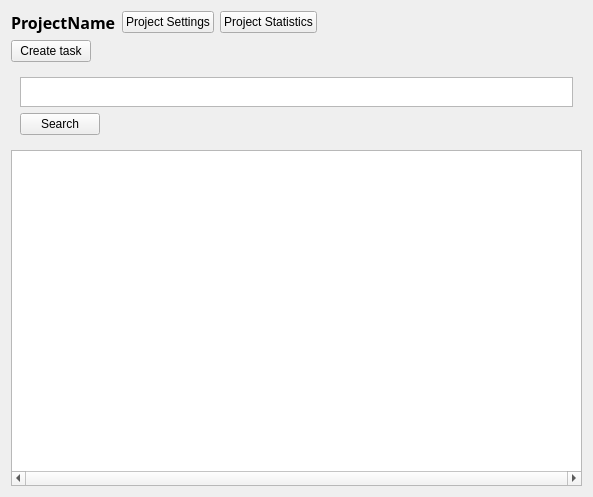
Qt form task-tracker-frontend/ProjectWidget.ui (Unkorunk/task-tracker) before a commit.
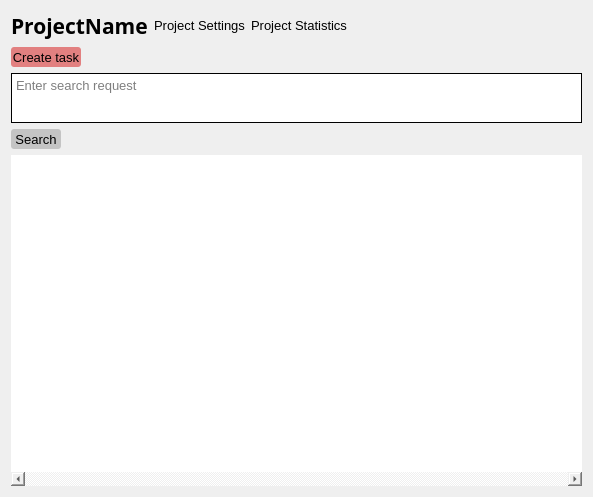
The same form after that commit.

Commit message: put styles in code from ui. Need fixes in sizes

The edit to the form file:
```diff
--- a/task-tracker-frontend/ProjectWidget.ui
+++ b/task-tracker-frontend/ProjectWidget.ui
@@ -27,7 +27,7 @@
        <property name="font">
         <font>
          <family>Rockwell Extra Bold</family>
-         <pointsize>12</pointsize>
+         <pointsize>16</pointsize>
          <weight>75</weight>
          <bold>true</bold>
         </font>
@@ -45,6 +45,14 @@
          <verstretch>0</verstretch>
         </sizepolicy>
        </property>
+       <property name="font">
+        <font>
+         <pointsize>10</pointsize>
+        </font>
+       </property>
+       <property name="styleSheet">
+        <string notr="true">border: none;</string>
+       </property>
        <property name="text">
         <string>Project Settings</string>
        </property>
@@ -58,6 +66,14 @@
          <verstretch>0</verstretch>
         </sizepolicy>
        </property>
+       <property name="font">
+        <font>
+         <pointsize>10</pointsize>
+        </font>
+       </property>
+       <property name="styleSheet">
+        <string notr="true">border: none;</string>
+       </property>
        <property name="text">
         <string>Project Statistics</string>
        </property>
@@ -85,6 +101,22 @@
     <layout class="QHBoxLayout" name="horizontalLayout_3">
      <item>
       <widget class="QPushButton" name="CreateTaskBtn">
+       <property name="minimumSize">
+        <size>
+         <width>70</width>
+         <height>20</height>
+        </size>
+       </property>
+       <property name="font">
+        <font>
+         <pointsize>10</pointsize>
+        </font>
+       </property>
+       <property name="styleSheet">
+        <string notr="true">border: none;
+background-color: rgb(226, 128, 128);
+border-radius: 3px;</string>
+       </property>
        <property name="text">
         <string>Create task</string>
        </property>
@@ -109,30 +141,11 @@
     </layout>
    </item>
    <item>
-    <widget class="QWidget" name="verticalWidget" native="true">
-     <property name="sizePolicy">
-      <sizepolicy hsizetype="Preferred" vsizetype="Minimum">
-       <horstretch>0</horstretch>
-       <verstretch>0</verstretch>
-      </sizepolicy>
-     </property>
-     <property name="minimumSize">
-      <size>
-       <width>0</width>
-       <height>20</height>
-      </size>
-     </property>
-     <property name="maximumSize">
-      <size>
-       <width>16777215</width>
-       <height>90</height>
-      </size>
-     </property>
-     <layout class="QGridLayout" name="gridLayout">
-      <item row="0" column="0">
+    <layout class="QVBoxLayout" name="verticalLayout_4">
+     <item>
        <widget class="QTextEdit" name="textEdit">
         <property name="sizePolicy">
-         <sizepolicy hsizetype="Expanding" vsizetype="Minimum">
+        <sizepolicy hsizetype="Expanding" vsizetype="Fixed">
           <horstretch>0</horstretch>
           <verstretch>0</verstretch>
          </sizepolicy>
@@ -140,18 +153,37 @@
         <property name="minimumSize">
          <size>
           <width>20</width>
-          <height>5</height>
+         <height>50</height>
          </size>
         </property>
         <property name="maximumSize">
          <size>
           <width>16777215</width>
-          <height>30</height>
-         </size>
-        </property>
-       </widget>
-      </item>
-      <item row="2" column="0">
+         <height>50</height>
+        </size>
+       </property>
+       <property name="font">
+        <font>
+         <pointsize>10</pointsize>
+        </font>
+       </property>
+       <property name="styleSheet">
+        <string notr="true">background-color: rgb(255, 255, 255);
+border: 1px solid black;</string>
+       </property>
+       <property name="html">
+        <string>&lt;!DOCTYPE HTML PUBLIC &quot;-//W3C//DTD HTML 4.0//EN&quot; &quot;http://www.w3.org/TR/REC-html40/strict.dtd&quot;&gt;
+&lt;html&gt;&lt;head&gt;&lt;meta name=&quot;qrichtext&quot; content=&quot;1&quot; /&gt;&lt;style type=&quot;text/css&quot;&gt;
+p, li { white-space: pre-wrap; }
+&lt;/style&gt;&lt;/head&gt;&lt;body style=&quot; font-family:'MS Shell Dlg 2'; font-size:10pt; font-weight:400; font-style:normal;&quot;&gt;
+&lt;p style=&quot;-qt-paragraph-type:empty; margin-top:0px; margin-bottom:0px; margin-left:0px; margin-right:0px; -qt-block-indent:0; text-indent:0px;&quot;&gt;&lt;br /&gt;&lt;/p&gt;&lt;/body&gt;&lt;/html&gt;</string>
+       </property>
+       <property name="placeholderText">
+        <string>Enter search request</string>
+       </property>
+      </widget>
+     </item>
+     <item>
        <widget class="QPushButton" name="pushButton">
         <property name="sizePolicy">
          <sizepolicy hsizetype="Fixed" vsizetype="Fixed">
@@ -159,21 +191,38 @@
           <verstretch>0</verstretch>
          </sizepolicy>
         </property>
+       <property name="minimumSize">
+        <size>
+         <width>50</width>
+         <height>20</height>
+        </size>
+       </property>
+       <property name="font">
+        <font>
+         <pointsize>10</pointsize>
+        </font>
+       </property>
+       <property name="styleSheet">
+        <string notr="true">border: none;
+background-color: rgb(196, 196, 196);
+border-radius: 3px;</string>
+       </property>
         <property name="text">
          <string>Search</string>
         </property>
        </widget>
       </item>
-     </layout>
-    </widget>
-   </item>
-   <item>
-    <layout class="QVBoxLayout" name="verticalLayout_4">
      <item>
       <widget class="QListWidget" name="listWidget">
+       <property name="styleSheet">
+        <string notr="true">border-radius: 0px;</string>
+       </property>
        <property name="lineWidth">
         <number>0</number>
        </property>
+       <property name="midLineWidth">
+        <number>0</number>
+       </property>
        <property name="horizontalScrollBarPolicy">
         <enum>Qt::ScrollBarAlwaysOn</enum>
        </property>
@@ -192,6 +241,12 @@
        <property name="batchSize">
         <number>10</number>
        </property>
+       <property name="selectionRectVisible">
+        <bool>true</bool>
+       </property>
+       <property name="itemAlignment">
+        <set>Qt::AlignLeading|Qt::AlignLeft|Qt::AlignTop|Qt::AlignVCenter</set>
+       </property>
        <property name="sortingEnabled">
         <bool>true</bool>
        </property>
```
Left out of the diff: 9 changed lines with no effect on the pictures. Lines whose indentation alone changed are shown as unchanged. The commit also changes 7 other files.
